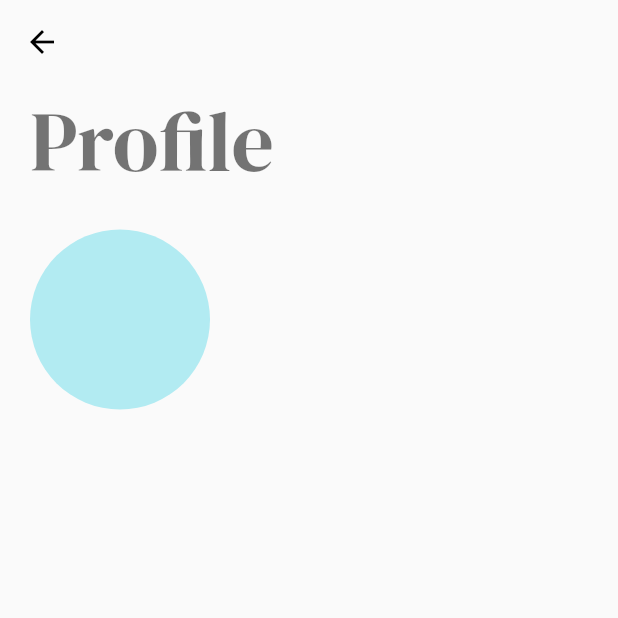
After one commit to gaganyadav80/givtimer, a Flutter app: the _HomePageBody screen opened directly, item 3 of the bottom bar chosen, after a tap on "Profile", on a phone screen of 412 x 824 dp, the top half of it. The commit adds this screen. Run offline on Flutter 3.47's test engine with Material 2 defaults, Android fonts, the light colour scheme and no system bars; our stand-ins replace bloc, equatable, firebase_auth, firebase_core, flutter_bloc, flutter_svg and 7 more; missing offline and left inert: firebase_auth_platform_interface, flow_builder, very_good_analysis; accounts and stored records are empty; generated files the repository leaves out were written again.

Commit message:
feat: adds home and settings page

```diff
--- a/lib/logic/logic.dart
+++ b/lib/logic/logic.dart
@@ -1,4 +1,5 @@
 export 'app_bloc/app_bloc.dart';
+export 'home_cubit/home_cubit.dart';
 export 'login_cubit/login_cubit.dart';
 export 'signup_cubit/sign_up_cubit.dart';
 export 'verification_cubit/verification_cubit.dart';
--- a/lib/main.dart
+++ b/lib/main.dart
@@ -1,12 +1,9 @@
-import 'dart:developer';
-
 import 'package:authentication_repository/authentication_repository.dart';
 import 'package:firebase_core/firebase_core.dart';
 import 'package:flutter/material.dart';
 import 'package:flutter_bloc/flutter_bloc.dart';
 import 'package:givtimer/firebase_options.dart';
 import 'package:givtimer/logic/logic.dart';
-import 'package:givtimer/pages/pages.dart';
 import 'package:givtimer/routes.dart' as rt;
 import 'package:givtimer/theme.dart';
 import 'package:givtimer/utils/utils.dart';
--- a/lib/pages/home/home.dart
+++ /dev/null
@@ -1,2 +0,0 @@
-export 'view/home_page.dart';
-export 'widgets/widgets.dart';
--- /dev/null
+++ b/lib/pages/home/home_page.dart
@@ -0,0 +1,63 @@
+import 'package:flutter/material.dart';
+import 'package:flutter_bloc/flutter_bloc.dart';
+import 'package:givtimer/logic/logic.dart';
+import 'package:givtimer/pages/pages.dart';
+import 'package:line_icons/line_icons.dart';
+
+class HomePage extends StatelessWidget {
+  const HomePage({Key? key}) : super(key: key);
+
+  static Page page() => const MaterialPage<void>(child: HomePage());
+
+  @override
+  Widget build(BuildContext context) {
+    return BlocProvider(
+      create: (context) => HomeCubit(),
+      child: const _HomePageBody(),
+    );
+  }
+}
+
+class _HomePageBody extends StatelessWidget {
+  const _HomePageBody({Key? key}) : super(key: key);
+
+  @override
+  Widget build(BuildContext context) {
+    return Scaffold(
+      body: SafeArea(
+        child: BlocBuilder<HomeCubit, HomeState>(
+          builder: (context, state) {
+            return [
+              const Center(child: Text('Home')),
+              const Center(child: Text('Chart [Paid]')),
+              const SettingsPage(),
+            ][state.homeIdx];
+          },
+        ),
+      ),
+      bottomNavigationBar: BlocBuilder<HomeCubit, HomeState>(
+        builder: (context, state) {
+          return BottomNavigationBar(
+            currentIndex: state.homeIdx,
+            onTap: (value) => context.read<HomeCubit>().updateIdx(value),
+            selectedFontSize: 12,
+            items: const [
+              BottomNavigationBarItem(
+                icon: Icon(LineIcons.home),
+                label: 'Home',
+              ),
+              BottomNavigationBarItem(
+                icon: Icon(LineIcons.lineChart),
+                label: 'Chart',
+              ),
+              BottomNavigationBarItem(
+                icon: Icon(LineIcons.cog),
+                label: 'Settings',
+              ),
+            ],
+          );
+        },
+      ),
+    );
+  }
+}
--- a/lib/pages/pages.dart
+++ b/lib/pages/pages.dart
@@ -1,4 +1,6 @@
 export 'authentication/login/login_page.dart';
 export 'authentication/signup/sign_up_page.dart';
 export 'authentication/verification/verification_page.dart';
-export 'home/home.dart';
+export 'home/home_page.dart';
+export 'settings/settings_page.dart';
+export 'settings/views/profile_page.dart';
--- /dev/null
+++ b/lib/pages/settings/settings_page.dart
@@ -0,0 +1,39 @@
+import 'package:flutter/material.dart';
+import 'package:givtimer/routes.dart';
+import 'package:go_router/go_router.dart';
+import 'package:line_icons/line_icons.dart';
+import 'package:settings_ui/settings_ui.dart';
+
+class SettingsPage extends StatelessWidget {
+  const SettingsPage({Key? key}) : super(key: key);
+
+  @override
+  Widget build(BuildContext context) {
+    return const _SettingsPageBody();
+  }
+}
+
+class _SettingsPageBody extends StatelessWidget {
+  const _SettingsPageBody({Key? key}) : super(key: key);
+
+  @override
+  Widget build(BuildContext context) {
+    return SettingsList(
+      // lightTheme: SettingsThemeData(
+      //   settingsListBackground: Theme.of(context).scaffoldBackgroundColor,
+      // ),
+      sections: [
+        SettingsSection(
+          title: const Text('General'),
+          tiles: [
+            SettingsTile(
+              title: const Text('Profile'),
+              leading: const Icon(LineIcons.user),
+              onPressed: (_) => context.pushNamed(RouterName.profileRoute),
+            ),
+          ],
+        ),
+      ],
+    );
+  }
+}
--- /dev/null
+++ b/lib/pages/settings/views/profile_page.dart
@@ -0,0 +1,33 @@
+import 'package:flutter/material.dart';
+import 'package:givtimer/pages/settings/widgets/user_avatar.dart';
+import 'package:givtimer/utils/utils.dart';
+import 'package:google_fonts/google_fonts.dart';
+
+class ProfilePage extends StatelessWidget {
+  const ProfilePage({Key? key}) : super(key: key);
+
+  @override
+  Widget build(BuildContext context) {
+    return Scaffold(
+      appBar: AppBar(),
+      body: SingleChildScrollView(
+        child: Padding(
+          padding: const EdgeInsets.symmetric(horizontal: 20),
+          child: Column(
+            crossAxisAlignment: CrossAxisAlignment.start,
+            children: [
+              Text(
+                'Profile',
+                style: GoogleFonts.dmSerifDisplay(
+                  textStyle: Theme.of(context).textTheme.headline2,
+                ),
+              ),
+              const VSpace(20),
+              const UserAvatar(),
+            ],
+          ),
+        ),
+      ),
+    );
+  }
+}
--- /dev/null
+++ b/lib/pages/settings/widgets/user_avatar.dart
@@ -0,0 +1,65 @@
+import 'package:authentication_repository/authentication_repository.dart';
+import 'package:flutter/material.dart';
+import 'package:flutter_bloc/flutter_bloc.dart';
+import 'package:givtimer/logic/logic.dart';
+
+class UserAvatar extends StatelessWidget {
+  const UserAvatar({Key? key}) : super(key: key);
+
+  @override
+  Widget build(BuildContext context) {
+    return BlocBuilder<AppBloc, AppState>(
+      buildWhen: (previous, current) => previous.user != current.user,
+      builder: (context, state) {
+        return InkWell(
+          onTap: () async {
+            final url = await showDialog<String?>(
+              context: context,
+              builder: (context) => const _UserAvatarDialog(),
+            );
+
+            if (url != null) {
+              context.read<AuthenticationRepository>().updateProfilePhoto(url);
+            }
+          },
+          child: CircleAvatar(
+            radius: 60,
+            backgroundImage: state.user.photo != null
+                ? NetworkImage(state.user.photo!)
+                : null,
+          ),
+        );
+      },
+    );
+  }
+}
+
+class _UserAvatarDialog extends StatelessWidget {
+  const _UserAvatarDialog({Key? key}) : super(key: key);
+
+  @override
+  Widget build(BuildContext context) {
+    return SimpleDialog(
+      title: const Text('User Avatar'),
+      contentPadding: const EdgeInsets.symmetric(vertical: 20, horizontal: 10),
+      children: [
+        Wrap(
+          children: List.generate(
+            10,
+            (index) => Padding(
+              padding: const EdgeInsets.all(8),
+              child: InkWell(
+                onTap: () =>
+                    Navigator.pop(context, 'https://picsum.photos/200/'),
+                child: const CircleAvatar(
+                  radius: 40,
+                  backgroundImage: NetworkImage('https://picsum.photos/200/'),
+                ),
+              ),
+            ),
+          ),
+        ),
+      ],
+    );
+  }
+}
--- a/lib/routes.dart
+++ b/lib/routes.dart
@@ -11,6 +11,7 @@ abstract class RouterName {
   static const String loginRoute = '/login';
   static const String signupRoute = '/signup';
   // static const String verificationRoute = '/verification';
+  static const String profileRoute = '/profile';
 }
 
 abstract class Router {
@@ -44,6 +45,11 @@ abstract class Router {
       //   path: RouterName.verificationRoute,
       //   builder: (context, state) => const VerificationPage(),
       // ),
+      GoRoute(
+        name: RouterName.profileRoute,
+        path: RouterName.profileRoute,
+        builder: (context, state) => const ProfilePage(),
+      )
     ],
   );
 }
--- a/lib/theme.dart
+++ b/lib/theme.dart
@@ -8,7 +8,12 @@ final theme = ThemeData(
   primaryColorLight: const Color(0xFFB2EBF2),
   primaryColor: const Color(0xFF00BCD4),
   colorScheme: const ColorScheme.light(secondary: Color(0xFF009688)),
-  scaffoldBackgroundColor: const Color(0xFFE0F2F1),
+  // scaffoldBackgroundColor: const Color(0xFFF2F2F7),
+  appBarTheme: const AppBarTheme(
+    elevation: 0,
+    backgroundColor: Color(0xFFFAFAFA),
+    iconTheme: IconThemeData(color: Colors.black),
+  ),
   inputDecorationTheme: InputDecorationTheme(
     border: OutlineInputBorder(
       borderRadius: BorderRadius.circular(kDefaultRadius),
--- a/pubspec.yaml
+++ b/pubspec.yaml
@@ -15,7 +15,6 @@ dependencies:
   cloud_firestore: ^3.1.17
   cupertino_icons: ^1.0.2
   equatable: ^2.0.3
-  # firebase_auth: ^3.3.19
   firebase_core: ^1.17.1
   flow_builder: ^0.0.8
   flutter:
@@ -33,9 +32,13 @@ dependencies:
   hydrated_bloc: ^8.1.0
   intl: ^0.17.0
   line_icons: ^2.0.1
+  neon_circular_timer: ^0.0.7
+  settings_ui: ^2.0.2
+  stop_watch_timer: ^1.4.0
   uuid: ^3.0.6
   velocity_x: ^3.5.1
   very_good_analysis: ^3.0.0
+  wave: ^0.2.0
 
 dev_dependencies:
   flutter_lints: ^2.0.0
```
Also changed, not shown: lib/logic/home_cubit/home_cubit.dart (added, +10 -0 lines), lib/logic/home_cubit/home_state.dart (added, +10 -0 lines), lib/pages/home/view/home_page.dart (deleted, +0 -41 lines), packages/authentication_repository/lib/src/repository.dart (+18 -5 lines), pubspec.lock.
